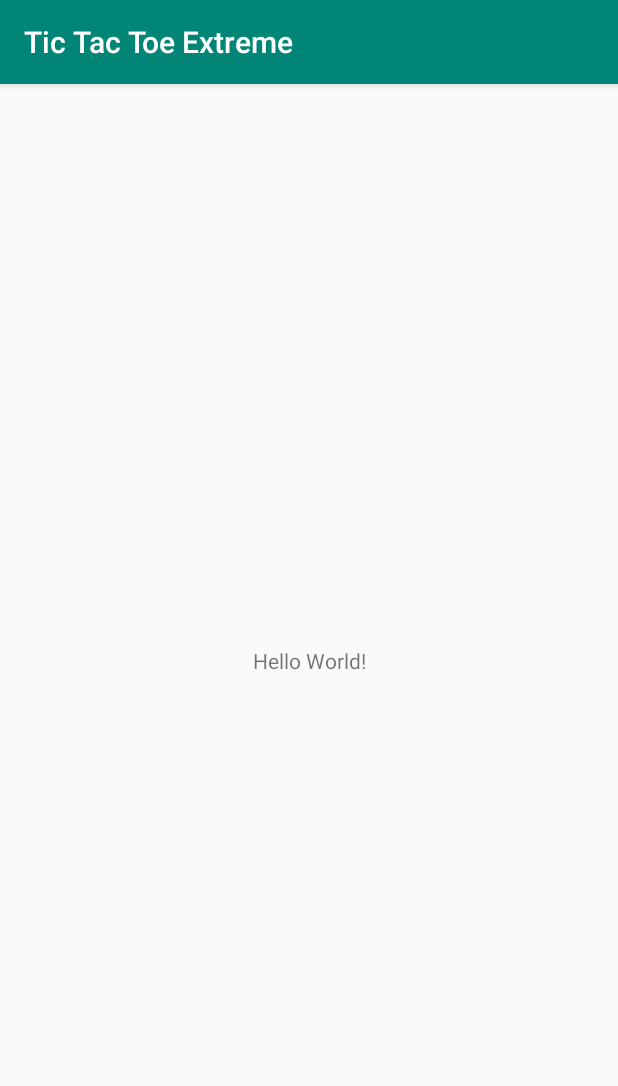
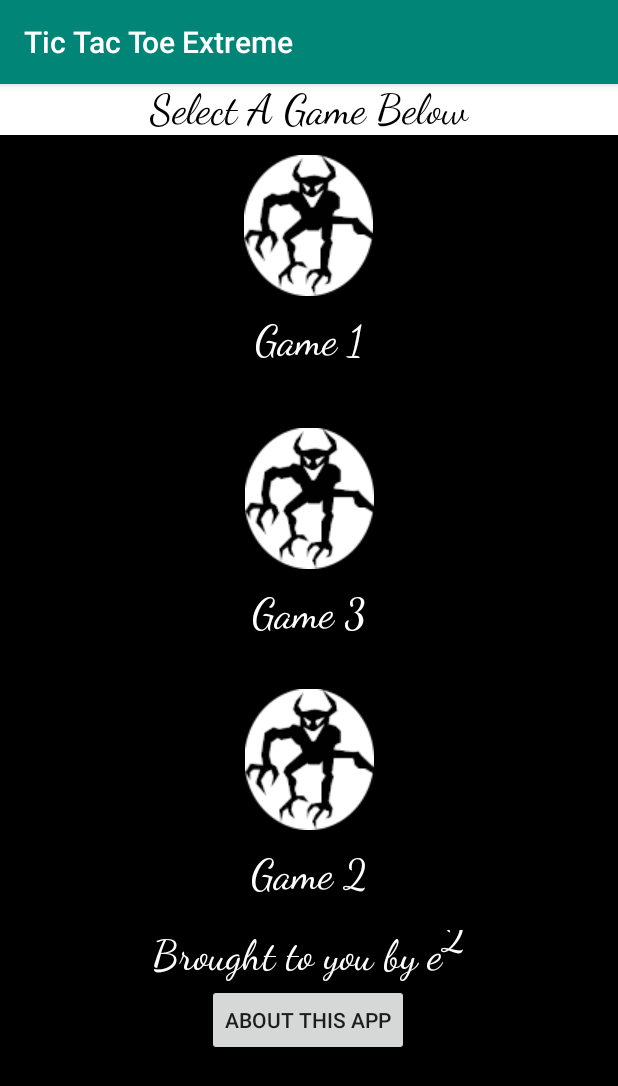
Before and after one commit to egregory3/CSCI402Assign1, an Android app: the screen it shows after launch (MainActivity), on a phone screen of 412 x 824 dp. Shown: the top 1086 px of the screen. Run offline under Robolectric (Android 15) with nearby library versions, the phone set to English and light mode, and no system bars.

Commit message:
Very basic landing screen created: All text plain white, cursive font style.  Game button text is font size 28sp.

```diff
--- a/app/src/main/java/com/esquared/tictactoeextreme/MainActivity.java
+++ b/app/src/main/java/com/esquared/tictactoeextreme/MainActivity.java
@@ -2,7 +2,10 @@ package com.esquared.tictactoeextreme;
 
 import androidx.appcompat.app.AppCompatActivity;
 
+
 import android.os.Bundle;
+import android.text.Html;
+import android.widget.TextView;
 
 public class MainActivity extends AppCompatActivity {
 
@@ -10,5 +13,6 @@ public class MainActivity extends AppCompatActivity {
     protected void onCreate(Bundle savedInstanceState) {
         super.onCreate(savedInstanceState);
         setContentView(R.layout.activity_main);
+        ((TextView)findViewById(R.id.creditsLabel)).setText(Html.fromHtml("Brought to you by e<sup><font size=14px>2</font></sup>"));
     }
 }
--- a/app/src/main/res/layout/activity_main.xml
+++ b/app/src/main/res/layout/activity_main.xml
@@ -4,15 +4,121 @@
     xmlns:tools="http://schemas.android.com/tools"
     android:layout_width="match_parent"
     android:layout_height="match_parent"
+    android:background="@android:color/black"
     tools:context=".MainActivity">
 
     <TextView
+        android:id="@+id/textView2"
+        android:layout_width="match_parent"
+        android:layout_height="wrap_content"
+        android:background="@android:color/white"
+        android:fontFamily="cursive"
+        android:text="@string/SelectGame"
+        android:textAlignment="center"
+        android:textColor="@android:color/black"
+        android:textSize="28sp"
+        app:layout_constraintEnd_toEndOf="parent"
+        app:layout_constraintStart_toStartOf="parent"
+        app:layout_constraintTop_toTopOf="parent" />
+
+
+    <ImageButton
+        android:id="@+id/Game1Btn"
+        android:layout_width="142dp"
+        android:layout_height="120dp"
+        android:layout_marginStart="16dp"
+        android:background="@null"
+        android:padding="0dp"
+        android:contentDescription="Game 1 Button"
+        app:layout_constraintEnd_toEndOf="parent"
+        app:layout_constraintHorizontal_bias="0.466"
+        app:layout_constraintStart_toStartOf="parent"
+        app:layout_constraintTop_toBottomOf="@+id/textView2"
+        app:srcCompat="@drawable/halloween_devil_2_round" />
+
+    <ImageButton
+        android:id="@+id/imageButton4"
+        android:layout_width="142dp"
+        android:layout_height="120dp"
+        android:layout_marginTop="8dp"
+        android:background="@null"
+        android:contentDescription="Game 2 Button"
+        app:layout_constraintEnd_toEndOf="parent"
+        app:layout_constraintHorizontal_bias="0.501"
+        app:layout_constraintStart_toStartOf="parent"
+        app:layout_constraintTop_toBottomOf="@+id/Game1Label"
+        app:srcCompat="@drawable/halloween_devil_2_round" />
+
+    <TextView
+        android:id="@+id/Game2Label"
+        android:layout_width="133dp"
+        android:layout_height="54dp"
+        android:fontFamily="cursive"
+        android:text="@string/game2_name"
+        android:textAlignment="center"
+        android:textColor="#FFFFFF"
+        android:textSize="28sp"
+        app:layout_constraintEnd_toEndOf="parent"
+        app:layout_constraintStart_toStartOf="parent"
+        app:layout_constraintTop_toBottomOf="@+id/game3Btn" />
+
+    <TextView
+        android:id="@+id/Game1Label"
+        android:layout_width="133dp"
+        android:layout_height="54dp"
+        android:fontFamily="cursive"
+        android:text="@string/game1_name"
+        android:textAlignment="center"
+        android:textColor="#FFFFFF"
+        android:textSize="28sp"
+        app:layout_constraintEnd_toEndOf="parent"
+        app:layout_constraintStart_toStartOf="parent"
+        app:layout_constraintTop_toBottomOf="@+id/Game1Btn" />
+
+    <ImageButton
+        android:id="@+id/game3Btn"
+        android:layout_width="142dp"
+        android:layout_height="120dp"
+        android:background="@null"
+        android:contentDescription="Game 3 Button"
+        app:layout_constraintEnd_toEndOf="parent"
+        app:layout_constraintStart_toStartOf="parent"
+        app:layout_constraintTop_toBottomOf="@+id/game3Label"
+        app:srcCompat="@drawable/halloween_devil_2_round" />
+
+    <TextView
+        android:id="@+id/game3Label"
+        android:layout_width="133dp"
+        android:layout_height="54dp"
+        android:fontFamily="cursive"
+        android:text="@string/game3_name"
+        android:textAlignment="center"
+        android:textColor="@android:color/white"
+        android:textSize="28sp"
+        app:layout_constraintEnd_toEndOf="parent"
+        app:layout_constraintStart_toStartOf="parent"
+        app:layout_constraintTop_toBottomOf="@+id/imageButton4" />
+
+    <TextView
+        android:id="@+id/creditsLabel"
         android:layout_width="wrap_content"
         android:layout_height="wrap_content"
-        android:text="Hello World!"
-        app:layout_constraintBottom_toBottomOf="parent"
-        app:layout_constraintLeft_toLeftOf="parent"
-        app:layout_constraintRight_toRightOf="parent"
-        app:layout_constraintTop_toTopOf="parent" />
+        android:fontFamily="cursive"
+        android:text="@string/BroughtToYouBy"
+        android:textColor="@android:color/white"
+        android:textSize="28sp"
+        app:layout_constraintEnd_toEndOf="parent"
+        app:layout_constraintStart_toStartOf="parent"
+        app:layout_constraintTop_toBottomOf="@+id/Game2Label" />
 
+    <Button
+        android:id="@+id/aboutBtn"
+        android:layout_width="wrap_content"
+        android:layout_height="wrap_content"
+        android:layout_marginTop="2dp"
+        android:text="@string/aboutString"
+        app:layout_constraintEnd_toEndOf="parent"
+        app:layout_constraintHorizontal_bias="0.498"
+        app:layout_constraintStart_toStartOf="parent"
+        app:layout_constraintTop_toBottomOf="@+id/creditsLabel" />
 </androidx.constraintlayout.widget.ConstraintLayout>
--- a/app/src/main/res/values/strings.xml
+++ b/app/src/main/res/values/strings.xml
@@ -1,3 +1,10 @@
 <resources>
     <string name="app_name">Tic Tac Toe Extreme</string>
+    <string name="SelectGame">Select A Game Below</string>
+    <string name="game1_name">Game 1</string>
+    <string name="game2_name">Game 2</string>
+    <string name="game3_name">Game 3</string>
+    <string name="DevTeam">E<sup>2</sup></string>
+    <string name="BroughtToYouBy">Brought to you by E<sup>2</sup></string>
+    <string name="aboutString">About This App</string>
 </resources>
```
Also changed, not shown: app/src/main/res/drawable-v24/halloween_devil_2_round.png (added).
